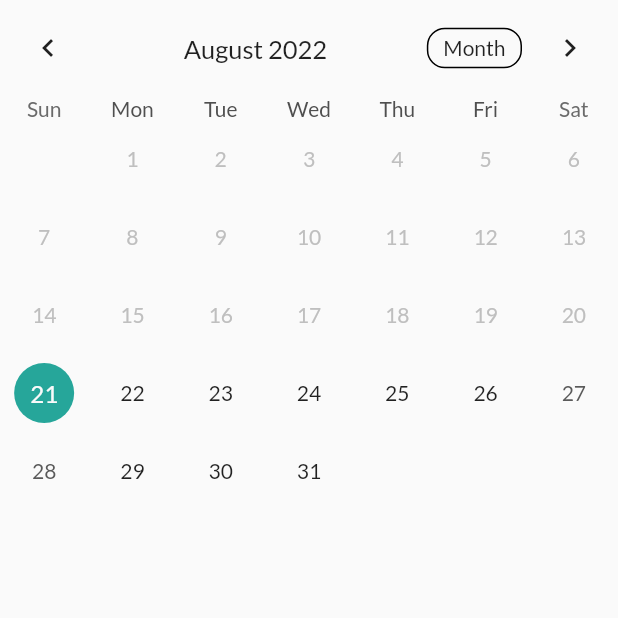
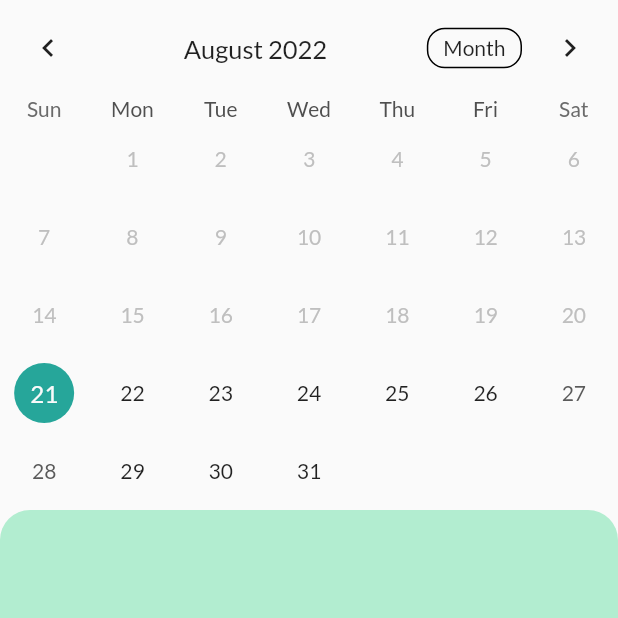
Before and after one commit to gurudevsingh14/strike_task, a Flutter app: the CalendarScreen screen opened directly, on a phone screen of 412 x 824 dp, the top half of it. Run offline on Flutter 3.47's test engine with Material 2 defaults, Android fonts, the light colour scheme and no system bars; drawn by our look-alikes of table_calendar; our stand-ins replace flutter_slidable, percent_indicator; missing offline and left inert: age_calculator, pandabar.

Commit message:
display task who's due date is same as selected date in calendar

```diff
--- a/lib/providers/task_provider.dart
+++ b/lib/providers/task_provider.dart
@@ -41,4 +41,22 @@ class TaskProvider extends ChangeNotifier{
   int getSubTaskSize() => _selectedTask.subTaskList.length;
   int getSubTaskDoneSize() => _selectedTask.SubTaskDoneCount;
 
+  List<TaskModel> getTaskOnSelectedDate(DateTime date) {
+    int size=taskList.length;
+    int count;
+    bool sameDay(DateTime a,DateTime b){
+      if(a.year==b.year&&a.month==b.month&&a.day==b.day){
+        return true;
+      }
+      return false;
+    }
+    List<TaskModel>temp=[];
+    for(int i=0;i<size;i++) {
+        if(sameDay(taskList[i].dueDate!, date)) {
+          temp.add(taskList[i]);
+        }
+    }
+    return temp;
+  }
+
 }
--- a/lib/view/Screens/CalendarScreen/calendar_screen.dart
+++ b/lib/view/Screens/CalendarScreen/calendar_screen.dart
@@ -3,6 +3,8 @@ import 'package:provider/provider.dart';
 import 'package:strike_task/constants/constants.dart';
 import 'package:strike_task/controller/table_calendar_controller.dart';
 import 'package:strike_task/model/sub_task_model.dart';
+import 'package:strike_task/providers/task_provider.dart';
+import 'package:strike_task/view/Common/task_tile.dart';
 import 'package:table_calendar/table_calendar.dart';
 
 import '../../../model/task_model.dart';
@@ -16,7 +18,6 @@ class CalendarScreen extends StatefulWidget {
 
 class _CalendarScreenState extends State<CalendarScreen> {
   late Map<DateTime,List<TaskModel>>selectedTasks;
-
   @override
   void initState() {
     selectedTasks={DateTime.now():[]};
@@ -27,8 +28,10 @@ class _CalendarScreenState extends State<CalendarScreen> {
   }
   @override
   Widget build(BuildContext context) {
+    final taskDataController = Provider.of<TaskProvider>(context);
     final controller = Provider.of<TableCalendarController>(context);
-    return Column(
+    return Scaffold(
+      body: Column(
         children: [
         TableCalendar(
           calendarFormat: controller.calendarFormat,
@@ -67,8 +70,24 @@ class _CalendarScreenState extends State<CalendarScreen> {
           ),
           eventLoader: _getTasksOnSelectedDay,
         ),
-        ..._getTasksOnSelectedDay(DateTime.now()).map((value) => Column(children: [SubTaskTile(subtask: SubTask(),)],)).toList()
+        Expanded(
+          child: Container(
+            padding: const EdgeInsets.symmetric(horizontal: 5,vertical: 15),
+            decoration: BoxDecoration(
+              color: primayLightColor.withOpacity(0.4),
+              borderRadius: BorderRadius.only(
+                  topLeft: Radius.circular(20),
+                  topRight: Radius.circular(20)),
+            ),
+            child: ListView(
+            children: [
+            ...taskDataController.getTaskOnSelectedDate(controller.selectedDay).map((e) => TaskTile(task: e,)),
+            ],
+            ),
+          ),
+        ),
         ]
+      ),
     );
   }
 }
```
Lines whose indentation alone changed are shown as unchanged.
